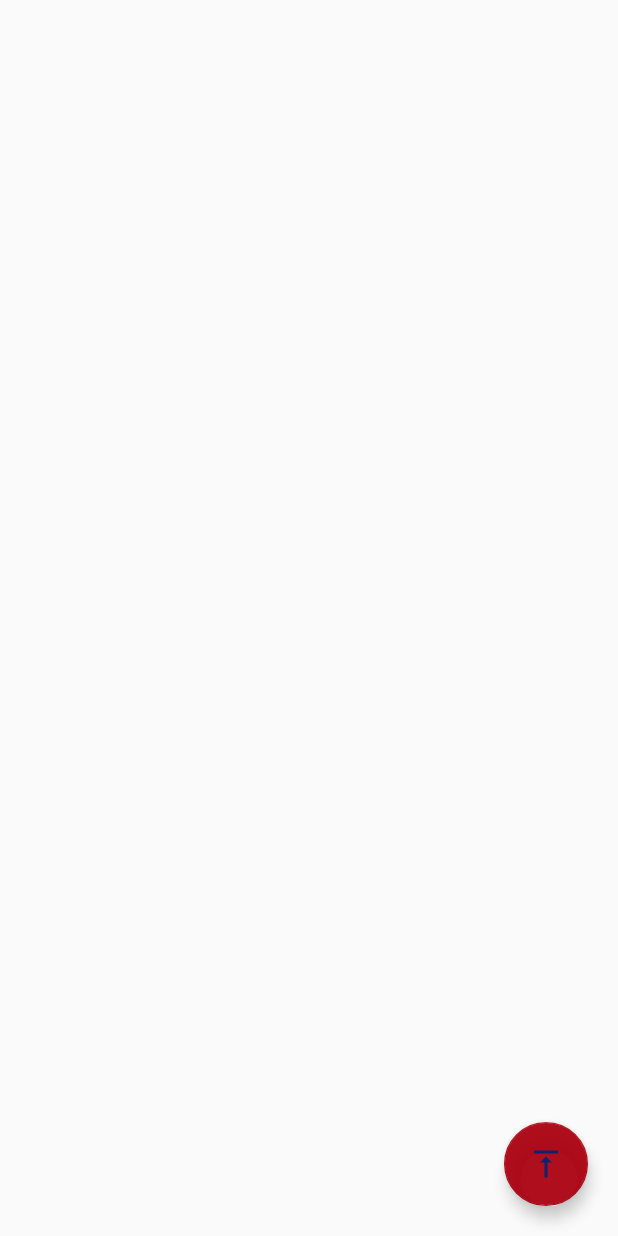
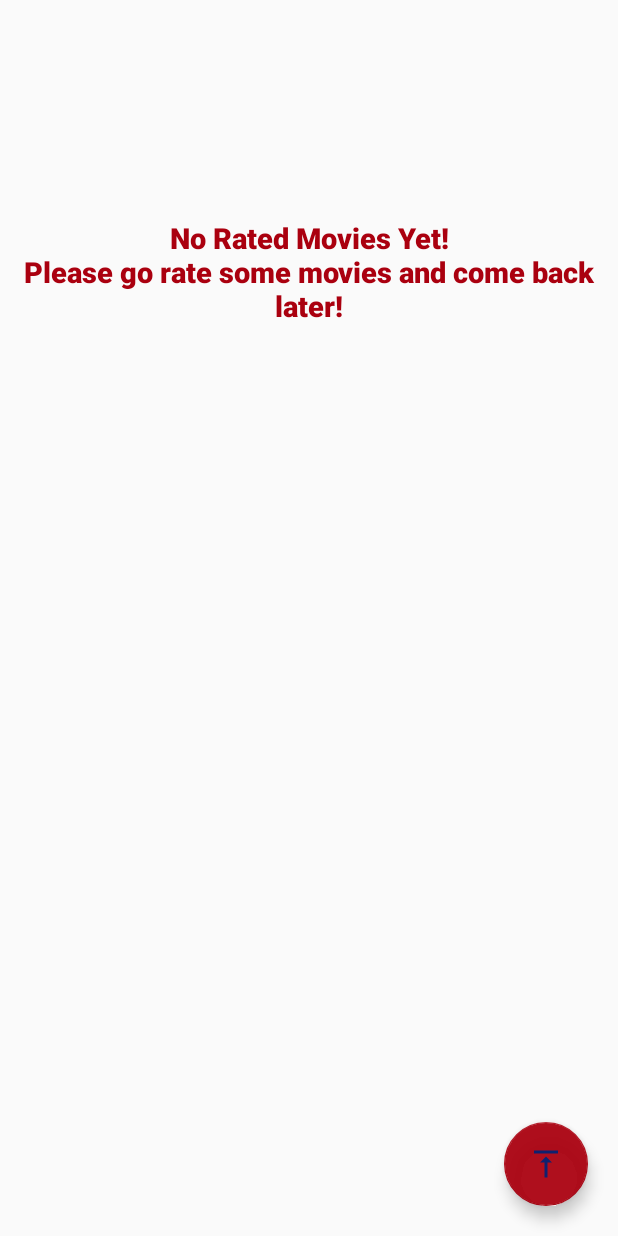
Before and after one commit to unix14/TheMovieDB, an Android app: the layout movie_list_fragment.xml on its own in the app's theme, with its tools: preview values and no code run, on a phone screen of 412 x 824 dp. Run offline under Robolectric (Android 15) with nearby library versions, the phone set to English and light mode, and no system bars.

Commit message:
added empty rated list Placeholder

```diff
--- a/app/src/main/java/com/unix14/android/themoviedb/features/movie_list/MovieListFragment.kt
+++ b/app/src/main/java/com/unix14/android/themoviedb/features/movie_list/MovieListFragment.kt
@@ -161,9 +161,13 @@ class MovieListFragment : Fragment(), MovieListAdapter.MovieListAdapterListener
 
     private fun handleFeedList(movieList: ArrayList<Movie>?) {
         movieList?.let{
-            if(it.isNotEmpty()){
-                adapter.submitList(it)
-                infiniteRecyclerViewScrollListener.notifyDataLoaded()
+            adapter.submitList(it)
+            infiniteRecyclerViewScrollListener.notifyDataLoaded()
+
+            if(it.isEmpty()){
+                movieListFragNoMoviesText.visibility = View.VISIBLE
+            }else{
+                movieListFragNoMoviesText.visibility = View.GONE
             }
         }
     }
--- a/app/src/main/res/layout/movie_list_fragment.xml
+++ b/app/src/main/res/layout/movie_list_fragment.xml
@@ -1,11 +1,11 @@
 <?xml version="1.0" encoding="utf-8"?>
 <androidx.swiperefreshlayout.widget.SwipeRefreshLayout xmlns:android="http://schemas.android.com/apk/res/android"
-    xmlns:tools="http://schemas.android.com/tools"
-    xmlns:app="http://schemas.android.com/apk/res-auto"
-    android:id="@+id/movieListFragPullToRefresh"
-    android:layout_width="match_parent"
-    android:layout_height="match_parent"
-    tools:context=".features.movie_list.MovieListFragment">
+                                                       xmlns:app="http://schemas.android.com/apk/res-auto"
+                                                       xmlns:tools="http://schemas.android.com/tools"
+                                                       android:id="@+id/movieListFragPullToRefresh"
+                                                       android:layout_width="match_parent"
+                                                       android:layout_height="match_parent"
+                                                       tools:context=".features.movie_list.MovieListFragment">
 
     <FrameLayout
         android:layout_width="match_parent"
@@ -35,6 +35,18 @@
             app:fabSize="normal"
             app:rippleColor="@color/black"/>
 
+        <TextView
+            android:id="@+id/movieListFragNoMoviesText"
+            style="@style/MovieTitleStyle"
+            android:layout_width="wrap_content"
+            android:layout_height="wrap_content"
+            android:layout_gravity="center|top"
+            android:layout_marginTop="145dp"
+            android:gravity="center"
+            android:visibility="gone"
+            tools:visibility="visible"
+            android:text="@string/movie_list_frag_no_rated_movies_yet"/>
+
     </FrameLayout>
 
 
--- a/app/src/main/res/values/strings.xml
+++ b/app/src/main/res/values/strings.xml
@@ -16,5 +16,6 @@
     <string name="movie_details_frag_public_rating">Public Rating:</string>
     <string name="movie_details_frag_adult_film">Adult Film</string>
     <string name="video_item_swipe_for_more">Swipe for more..</string>
+    <string name="movie_list_frag_no_rated_movies_yet">No Rated Movies Yet!\nPlease go rate some movies and come back later!</string>
 
 </resources>
```
